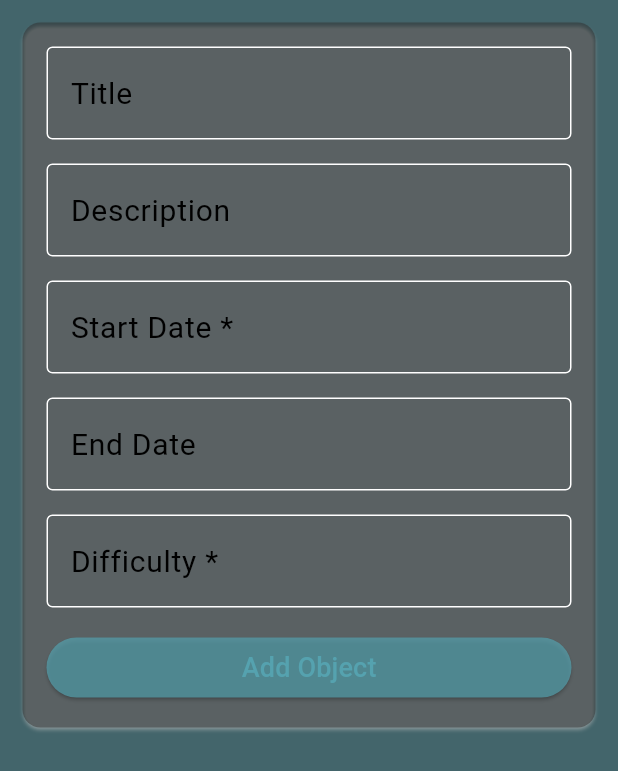
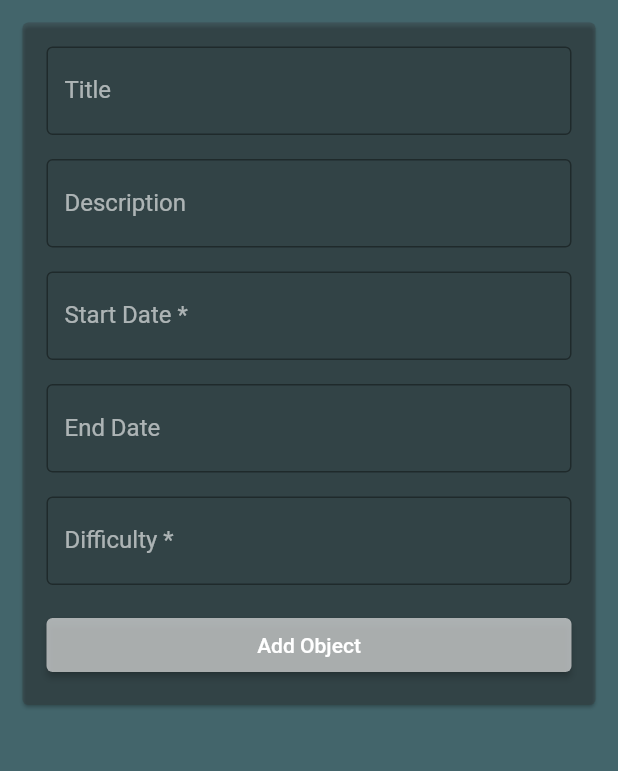
Before and after one commit to Edi013/RemindMe, a Flutter app: the TodoAddScreenContent screen opened directly, on a phone screen of 412 x 824 dp. Shown: the top 771 px of the screen. Run offline on Flutter 3.47's test engine with Material 3 defaults, Android fonts, the phone set to English and light mode, and no system bars; our stand-ins replace auto_route, dio, flutter_markdown, get_it, shared_preferences, sidebarx; missing offline and left inert: jwt_decode_full; accounts and stored records are empty.

Commit message:
fixed 2 themes - default and dark

```diff
--- a/remind_me_fe/lib/core/theme/theme_config.dart
+++ b/remind_me_fe/lib/core/theme/theme_config.dart
@@ -1,18 +1,24 @@
 import 'package:flutter/material.dart';
 import 'package:remind_me_fe/core/constants.dart';
 
-const Color primary = Color.fromARGB(255, 85, 162, 175);
-const Color accent = Color(0xFF468c98);
-const Color bg = Color.fromARGB(255, 85, 162, 175);
+const Color generatedPrimary = Color.fromARGB(255, 85, 162, 175);
+const Color generatedAccent = Color(0xFF468c98);
+const Color generatedBG = Color.fromARGB(
+    255, 85, 162, 175); //white; //Color.fromARGB(255, 192, 192, 192);
 
-const Color lightPrimary = primary; //Color.fromARGB(255, 225, 225, 225);
+const Color defaultPrimary = smokeAccent;
+const Color defaultAccent = smokeWhite;
+const Color defaultBG = grey;
+
+const Color lightPrimary = Color.fromARGB(255, 225, 225, 225);
 const Color lightAccent = accent;
-const Color lightBG = white; //Color.fromARGB(255, 192, 192, 192);
+const Color lightBG = Color.fromARGB(255, 192, 192, 192);
 
-const Color darkPrimary = smokeAccent;
-const Color darkAccent = smokeWhite;
-const Color darkBG = grey;
+const Color darkPrimary = Color.fromARGB(255, 73, 73, 73);
+const Color darkAccent = smokeAccent;
+const Color darkBG = Color.fromARGB(255, 53, 53, 53);
 
+const Color accent = Color.fromARGB(255, 161, 127, 23);
 const Color red = Color.fromARGB(0, 39, 39, 39);
 const Color black = Color.fromARGB(255, 15, 15, 15);
 const Color white = Color(0xFFFFFFFF);
@@ -22,11 +28,11 @@ const Color smokeAccent = Color.fromARGB(255, 67, 101, 107);
 const Color whitenedAccent = Color.fromARGB(255, 40, 146, 164);
 const Color grey = Color(0xFF2E2E2E);
 
-final ThemeData lightTheme = ThemeData(
+final ThemeData generatedTheme = ThemeData(
   colorScheme: ColorScheme.fromSwatch().copyWith(
-    primary: lightPrimary,
-    onBackground: lightBG,
-    secondary: lightAccent,
+    primary: generatedPrimary,
+    onBackground: generatedBG,
+    secondary: generatedAccent,
     brightness: Brightness.dark,
   ),
   useMaterial3: true,
@@ -125,7 +131,7 @@ final ThemeData lightTheme = ThemeData(
       (white),
     ),
     fillColor: MaterialStateProperty.all<Color>(
-      (primary),
+      (lightPrimary),
     ),
   ),
   inputDecorationTheme: const InputDecorationTheme(
@@ -140,17 +146,17 @@ final ThemeData lightTheme = ThemeData(
       SnackBarThemeData(backgroundColor: lightPrimary.withOpacity(0.6)),
 );
 
-final ThemeData darkTheme = ThemeData(
+final ThemeData defaultTheme = ThemeData(
   colorScheme: ColorScheme.fromSwatch().copyWith(
-    primary: darkPrimary,
-    onBackground: darkBG,
-    secondary: smokeAccent,
+    primary: defaultPrimary,
+    onBackground: defaultBG,
+    secondary: defaultPrimary,
     brightness: Brightness.dark,
   ),
   useMaterial3: false,
-  splashColor: darkAccent,
-  primaryColor: darkPrimary,
-  scaffoldBackgroundColor: smokeAccent,
+  splashColor: defaultAccent,
+  primaryColor: defaultPrimary,
+  scaffoldBackgroundColor: defaultPrimary,
   navigationRailTheme: const NavigationRailThemeData(
     backgroundColor: darkBG,
   ),
@@ -200,7 +206,7 @@ final ThemeData darkTheme = ThemeData(
       (white),
     ),
     fillColor: MaterialStateProperty.all<Color>(
-      (primary),
+      (defaultPrimary),
     ),
   ),
   inputDecorationTheme: const InputDecorationTheme(
@@ -214,3 +220,136 @@ final ThemeData darkTheme = ThemeData(
   snackBarTheme:
       SnackBarThemeData(backgroundColor: lightPrimary.withOpacity(0.6)),
 );
+
+final ThemeData lightTheme = ThemeData(
+  colorScheme: ColorScheme.fromSwatch().copyWith(
+    primary: lightPrimary,
+    onBackground: lightBG,
+    secondary: lightAccent,
+    brightness: Brightness.light,
+  ),
+  useMaterial3: false,
+  splashColor: lightAccent,
+  primaryColor: lightPrimary,
+  scaffoldBackgroundColor: lightBG,
+  navigationRailTheme: const NavigationRailThemeData(
+    backgroundColor: lightBG,
+  ),
+  datePickerTheme: DatePickerThemeData(
+      backgroundColor: lightAccent,
+      headerBackgroundColor: darkBG.withOpacity(0.5)),
+  tabBarTheme: const TabBarTheme(
+    labelColor: Colors.black,
+    indicator: UnderlineTabIndicator(
+      borderSide: BorderSide(
+        color: darkAccent,
+        width: 2.0,
+      ),
+    ),
+  ),
+  appBarTheme: const AppBarTheme(
+    color: lightPrimary,
+    elevation: 0.0,
+    titleTextStyle: TextStyle(
+      color: Colors.black,
+      fontSize: 20,
+      fontWeight: FontWeight.w800,
+    ),
+    iconTheme: IconThemeData(color: Color.fromARGB(255, 194, 29, 29)),
+  ),
+  elevatedButtonTheme: ElevatedButtonThemeData(
+    style: ButtonStyle(
+        backgroundColor: MaterialStateProperty.all<Color>(darkPrimary)),
+  ),
+  textButtonTheme: TextButtonThemeData(
+    style: ButtonStyle(
+      backgroundColor: MaterialStateProperty.all<Color>(
+        (darkPrimary),
+      ),
+    ),
+  ),
+  //checkboxTheme: ChechBoxTheme(),
+  cardTheme: CardTheme(
+    color: lightAccent.withOpacity(0.6),
+    margin: const EdgeInsets.all(50),
+  ),
+  snackBarTheme: const SnackBarThemeData(backgroundColor: darkPrimary),
+);
+
+final ThemeData darkTheme = ThemeData(
+  colorScheme: ColorScheme.fromSwatch().copyWith(
+    primary: darkPrimary,
+    onBackground: darkBG,
+    secondary: darkAccent,
+    brightness: Brightness.dark,
+  ),
+  useMaterial3: false,
+  splashColor: darkAccent,
+  primaryColor: darkPrimary,
+  scaffoldBackgroundColor: darkBG,
+  navigationRailTheme: const NavigationRailThemeData(
+    backgroundColor: darkBG,
+  ),
+  textTheme: const TextTheme(
+    displayLarge: TextStyle(fontSize: kBodyLargeFontSize, color: smokeWhite),
+    displayMedium: TextStyle(fontSize: kBodyMediumFontSize, color: smokeWhite),
+    displaySmall: TextStyle(fontSize: kBodySmallFontSize, color: smokeWhite),
+    bodyLarge: TextStyle(fontSize: kBodyLargeFontSize, color: smokeWhite),
+    bodyMedium: TextStyle(fontSize: kBodyMediumFontSize, color: smokeWhite),
+    bodySmall: TextStyle(fontSize: kBodySmallFontSize, color: smokeWhite),
+    headlineLarge: TextStyle(
+        fontSize: kHeadingLargeFontSize,
+        fontWeight: FontWeight.bold,
+        color: smokeWhite),
+    headlineMedium: TextStyle(
+        fontSize: kHeadingMediumFontSize,
+        fontWeight: FontWeight.bold,
+        color: smokeWhite),
+    headlineSmall: TextStyle(
+        fontSize: kHeadingSmallFontSize,
+        fontWeight: FontWeight.bold,
+        color: smokeWhite),
+  ),
+  datePickerTheme: DatePickerThemeData(
+      backgroundColor: darkAccent,
+      headerBackgroundColor: darkBG.withOpacity(0.5)),
+  tabBarTheme: const TabBarTheme(
+    labelColor: Colors.white,
+    indicator: UnderlineTabIndicator(
+      borderSide: BorderSide(
+        color: lightAccent,
+        width: 2.0,
+      ),
+    ),
+  ),
+  // appBarTheme: const AppBarTheme(
+  //   color: darkPrimary,
+  //   elevation: 0.0,
+  //   titleTextStyle: TextStyle(
+  //     color: Colors.white,
+  //     fontSize: 20,
+  //     fontWeight: FontWeight.w800,
+  //   ),
+  //   iconTheme: IconThemeData(color: Colors.white),
+  // ),
+  elevatedButtonTheme: ElevatedButtonThemeData(
+    style: ButtonStyle(
+      backgroundColor: MaterialStateProperty.all<Color>(
+        (lightPrimary.withOpacity(0.3)),
+      ),
+    ),
+  ),
+  textButtonTheme: TextButtonThemeData(
+    style: ButtonStyle(
+      backgroundColor: MaterialStateProperty.all<Color>(
+        (lightPrimary.withOpacity(0.6)),
+      ),
+    ),
+  ),
+  cardTheme: CardTheme(
+    color: darkBG.withOpacity(0.3),
+    margin: const EdgeInsets.all(15),
+  ),
+  snackBarTheme:
+      SnackBarThemeData(backgroundColor: lightPrimary.withOpacity(0.6)),
+);
--- a/remind_me_fe/lib/main.dart
+++ b/remind_me_fe/lib/main.dart
@@ -40,7 +40,7 @@ class MyApp extends StatelessWidget {
     return MaterialApp.router(
       debugShowCheckedModeBanner: false,
       title: 'RemindMe',
-      theme: lightTheme,
+      theme: defaultTheme, //lightTheme,
       darkTheme: darkTheme,
       themeMode: Provider.of<ThemeProvider>(context).buildAppThemeMode(),
       routerConfig: _appRouter.config(),
```
